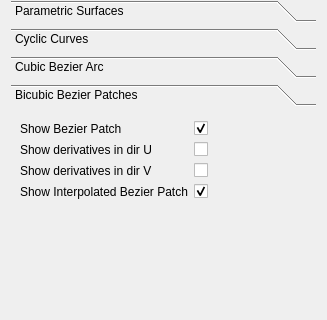
Above: GUI/SideWidget.ui from PortikAbel/Grafika before the change; both pictures show x 0 to 327 and y 343 to 663 of the 327 by 777 pixel window. Below: the same form after it.
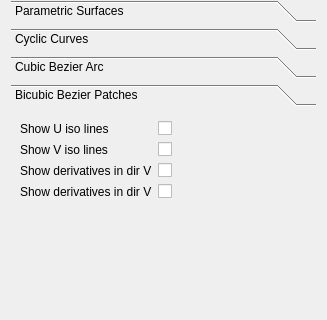
That is the form after the change. The open tabs and pages were chosen to show the change.

Patch:
```diff
--- a/GUI/SideWidget.ui
+++ b/GUI/SideWidget.ui
@@ -1043,40 +1043,26 @@
          <item row="0" column="0">
           <widget class="QLabel" name="showBezierPatchLabel">
            <property name="text">
-            <string>Show Bezier Patch</string>
+            <string>Show U iso lines</string>
            </property>
           </widget>
          </item>
          <item row="0" column="1">
           <widget class="QCheckBox" name="show_bb_patch_check_box">
            <property name="checked">
-            <bool>true</bool>
+            <bool>false</bool>
            </property>
           </widget>
          </item>
          <item row="1" column="0">
           <widget class="QLabel" name="showDerivativesInDirULabel">
            <property name="text">
-            <string>Show derivatives in dir U</string>
+            <string>Show V iso lines</string>
            </property>
           </widget>
          </item>
          <item row="1" column="1">
-          <widget class="QCheckBox" name="patch_d1_u_check_box"/>
-         </item>
-         <item row="3" column="0">
-          <widget class="QLabel" name="showInterpolatedBezierPatchLabel">
-           <property name="text">
-            <string>Show Interpolated Bezier Patch</string>
-           </property>
-          </widget>
-         </item>
-         <item row="3" column="1">
-          <widget class="QCheckBox" name="show_ip_bb_patch_check_box">
-           <property name="checked">
-            <bool>true</bool>
-           </property>
-          </widget>
+          <widget class="QCheckBox" name="show_iso_v_check_box"/>
          </item>
          <item row="2" column="0">
           <widget class="QLabel" name="showDerivativesInDirVLabel">
@@ -1086,7 +1072,21 @@
           </widget>
          </item>
          <item row="2" column="1">
-          <widget class="QCheckBox" name="patch_d1_v_check_box"/>
+          <widget class="QCheckBox" name="show_iso_d1_u_check_box"/>
+         </item>
+         <item row="3" column="0">
+          <widget class="QLabel" name="showInterpolatedBezierPatchLabel">
+           <property name="text">
+            <string>Show derivatives in dir V</string>
+           </property>
+          </widget>
+         </item>
+         <item row="3" column="1">
+          <widget class="QCheckBox" name="show_iso_d1_v_check_box">
+           <property name="checked">
+            <bool>false</bool>
+           </property>
+          </widget>
          </item>
         </layout>
        </item>
```
Left out of the diff: 12 changed lines with no effect on the pictures.
